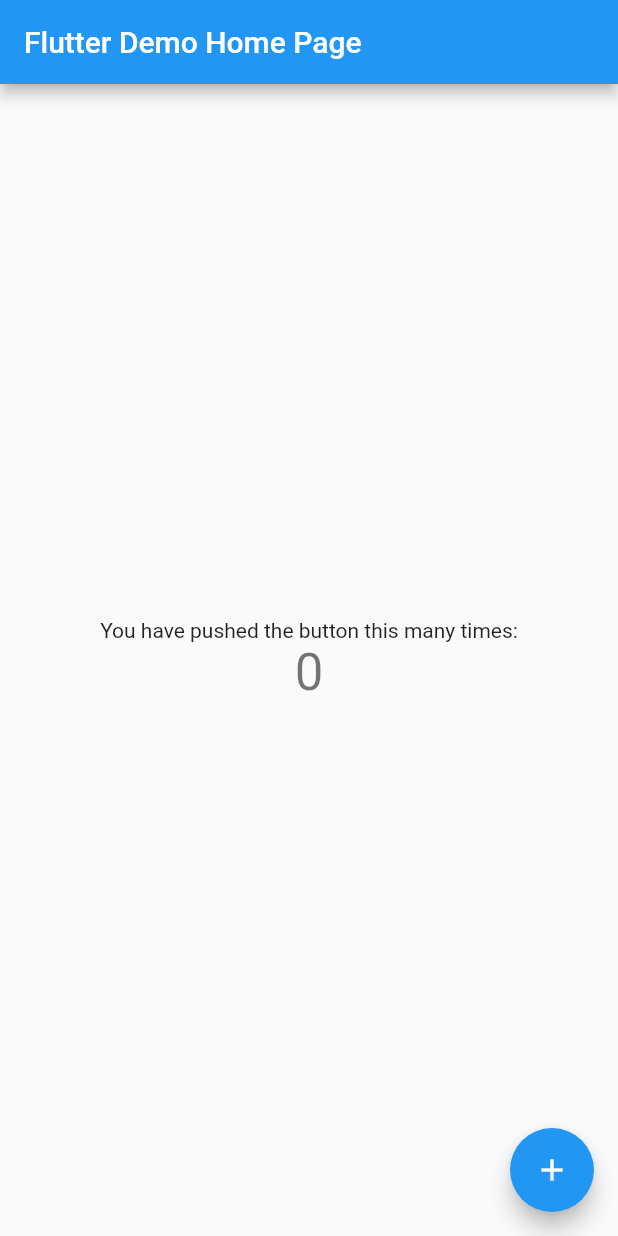
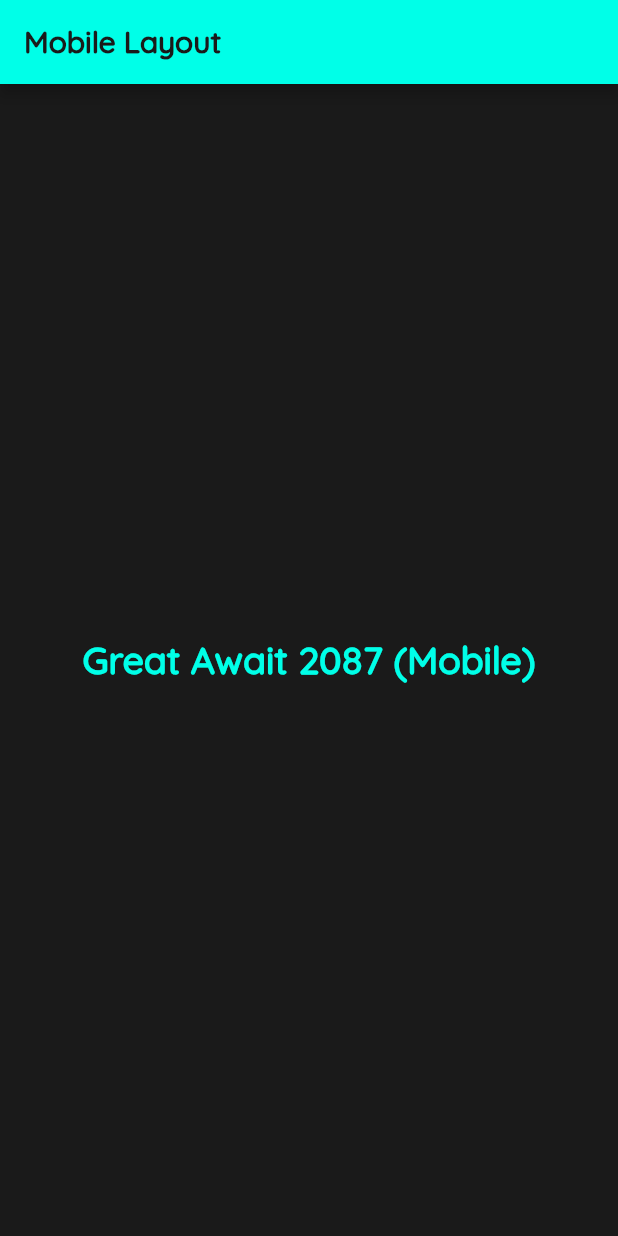
Before and after one commit to dhruvilp/hack20_greatawait, a Flutter app: the screen it shows after launch, on a phone screen of 412 x 824 dp. Run offline on Flutter 3.47's test engine with Material 2 defaults, Android fonts, the phone set to English and light mode, and no system bars.

Commit message:
init app layout

```diff
--- /dev/null
+++ b/analysis_options.yaml
@@ -0,0 +1 @@
+include: package:pedantic/analysis_options.yaml
--- /dev/null
+++ b/lib/defaults.dart
@@ -0,0 +1,24 @@
+
+///=======================================
+///                IMAGES
+///=======================================
+
+final String kPageNotFound = 'assets/404.png';
+
+
+///=======================================
+///               STRINGS
+///=======================================
+
+const String kAppTitle = 'Great Await';
+
+
+///=======================================
+///              HASH MAPS
+///=======================================
+
+
+
+///=======================================
+///               LISTS
+///=======================================
--- /dev/null
+++ b/lib/layouts/mobile_layout.dart
@@ -0,0 +1,36 @@
+import 'package:flutter/material.dart';
+
+import '../style.dart';
+
+class MobileLayout extends StatefulWidget {
+  @override
+  _MobileLayoutState createState() => _MobileLayoutState();
+}
+
+class _MobileLayoutState extends State<MobileLayout> {
+  @override
+  Widget build(BuildContext context) {
+    return Scaffold(
+      appBar: AppBar(
+        brightness: Brightness.dark,
+        title: Text(
+          'Mobile Layout',
+          style: Theme.of(context).textTheme.headline6.copyWith(
+            color: charcoal_dark,
+          ),
+        ),
+      ),
+      body: Center(
+        child: Column(
+          mainAxisAlignment: MainAxisAlignment.center,
+          children: <Widget>[
+            Text(
+              'Great Await 2087 (Mobile)',
+              style: Theme.of(context).primaryTextTheme.headline5,
+            ),
+          ],
+        ),
+      ),
+    );
+  }
+}
--- a/lib/main.dart
+++ b/lib/main.dart
@@ -1,47 +1,36 @@
 import 'package:flutter/material.dart';
+import 'package:hack20_greatawait/pages/page_not_found.dart';
+import 'package:hack20_greatawait/style.dart';
+
+import 'layouts/mobile_layout.dart';
+import 'layouts/web_layout.dart';
 
 void main() {
   runApp(MyApp());
 }
 
 class MyApp extends StatelessWidget {
-  // This widget is the root of your application.
   @override
   Widget build(BuildContext context) {
     return MaterialApp(
-      title: 'Flutter Demo',
-      theme: ThemeData(
-        // This is the theme of your application.
-        //
-        // Try running your application with "flutter run". You'll see the
-        // application has a blue toolbar. Then, without quitting the app, try
-        // changing the primarySwatch below to Colors.green and then invoke
-        // "hot reload" (press "r" in the console where you ran "flutter run",
-        // or simply save your changes to "hot reload" in a Flutter IDE).
-        // Notice that the counter didn't reset back to zero; the application
-        // is not restarted.
-        primarySwatch: Colors.blue,
-        // This makes the visual density adapt to the platform that you run
-        // the app on. For desktop platforms, the controls will be smaller and
-        // closer together (more dense) than on mobile platforms.
-        visualDensity: VisualDensity.adaptivePlatformDensity,
-      ),
-      home: MyHomePage(title: 'Flutter Demo Home Page'),
+      debugShowCheckedModeBanner: false,
+      title: 'Great Await',
+      theme: kAppTheme,
+      home: MyHomePage(title: 'Great Await'),
+      onUnknownRoute: (RouteSettings setting) {
+        var unknownRoute = setting.name;
+        return MaterialPageRoute(
+          builder: (context) => PageNotFound(
+            title: unknownRoute,
+          ),
+        );
+      },
     );
   }
 }
 
 class MyHomePage extends StatefulWidget {
   MyHomePage({Key key, this.title}) : super(key: key);
-
-  // This widget is the home page of your application. It is stateful, meaning
-  // that it has a State object (defined below) that contains fields that affect
-  // how it looks.
-
-  // This class is the configuration for the state. It holds the values (in this
-  // case the title) provided by the parent (in this case the App widget) and
-  // used by the build method of the State. Fields in a Widget subclass are
-  // always marked "final".
 
   final String title;
 
@@ -50,68 +39,14 @@
 }
 
 class _MyHomePageState extends State<MyHomePage> {
-  int _counter = 0;
-
-  void _incrementCounter() {
-    setState(() {
-      // This call to setState tells the Flutter framework that something has
-      // changed in this State, which causes it to rerun the build method below
-      // so that the display can reflect the updated values. If we changed
-      // _counter without calling setState(), then the build method would not be
-      // called again, and so nothing would appear to happen.
-      _counter++;
-    });
-  }
-
   @override
   Widget build(BuildContext context) {
-    // This method is rerun every time setState is called, for instance as done
-    // by the _incrementCounter method above.
-    //
-    // The Flutter framework has been optimized to make rerunning build methods
-    // fast, so that you can just rebuild anything that needs updating rather
-    // than having to individually change instances of widgets.
-    return Scaffold(
-      appBar: AppBar(
-        // Here we take the value from the MyHomePage object that was created by
-        // the App.build method, and use it to set our appbar title.
-        title: Text(widget.title),
-      ),
-      body: Center(
-        // Center is a layout widget. It takes a single child and positions it
-        // in the middle of the parent.
-        child: Column(
-          // Column is also a layout widget. It takes a list of children and
-          // arranges them vertically. By default, it sizes itself to fit its
-          // children horizontally, and tries to be as tall as its parent.
-          //
-          // Invoke "debug painting" (press "p" in the console, choose the
-          // "Toggle Debug Paint" action from the Flutter Inspector in Android
-          // Studio, or the "Toggle Debug Paint" command in Visual Studio Code)
-          // to see the wireframe for each widget.
-          //
-          // Column has various properties to control how it sizes itself and
-          // how it positions its children. Here we use mainAxisAlignment to
-          // center the children vertically; the main axis here is the vertical
-          // axis because Columns are vertical (the cross axis would be
-          // horizontal).
-          mainAxisAlignment: MainAxisAlignment.center,
-          children: <Widget>[
-            Text(
-              'You have pushed the button this many times:',
-            ),
-            Text(
-              '$_counter',
-              style: Theme.of(context).textTheme.headline4,
-            ),
-          ],
-        ),
-      ),
-      floatingActionButton: FloatingActionButton(
-        onPressed: _incrementCounter,
-        tooltip: 'Increment',
-        child: Icon(Icons.add),
-      ), // This trailing comma makes auto-formatting nicer for build methods.
+    return LayoutBuilder(
+      builder: (context, constraints) {
+        return (constraints.maxWidth <= 845)
+            ? MobileLayout()
+            : WebLayout();
+      }
     );
   }
 }
```
Also changed, not shown: lib/layouts/web_layout.dart (added, +35 -0 lines), lib/pages/page_not_found.dart (added, +61 -0 lines), lib/style.dart (added, +190 -0 lines), pubspec.yaml (+18 -56 lines), assets/404.png (added), assets/fonts/Quicksand-Bold.ttf (added), assets/fonts/Quicksand-Light.ttf (added), assets/fonts/Quicksand-Medium.ttf (added), assets/fonts/Quicksand-Regular.ttf (added), assets/fonts/Quicksand-SemiBold.ttf (added), lib/utils.dart (added), pubspec.lock, 1 other file.
